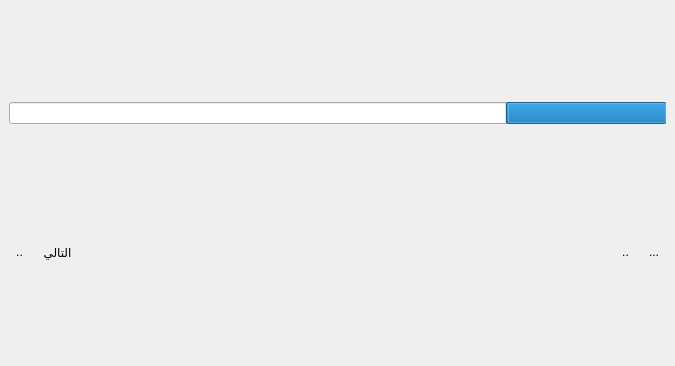
Above: src/resultwidget.ui from boussouira/moltaqa before the change. Below: the same form after it.
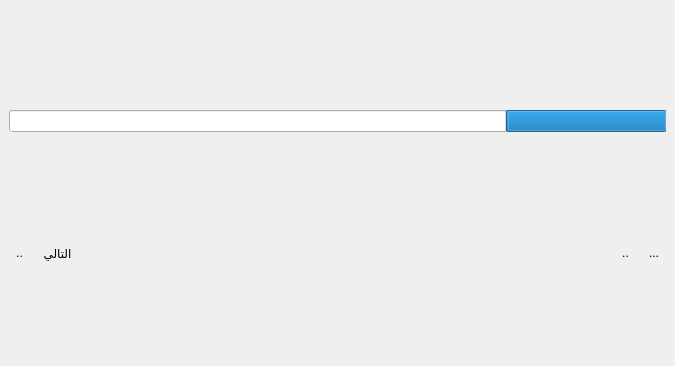
That is the form after the change. Icons and pictures are not drawn.

The edit to the form file:
```diff
--- a/src/resultwidget.ui
+++ b/src/resultwidget.ui
@@ -17,6 +17,9 @@
    <enum>Qt::RightToLeft</enum>
   </property>
   <layout class="QVBoxLayout" name="verticalLayout_2">
+   <property name="spacing">
+    <number>0</number>
+   </property>
    <property name="margin">
     <number>0</number>
    </property>
@@ -27,6 +30,9 @@
      </property>
      <widget class="QWidget" name="layoutWidget">
       <layout class="QVBoxLayout" name="verticalLayout">
+       <property name="spacing">
+        <number>0</number>
+       </property>
        <item>
         <widget class="QWidget" name="progressWidget" native="true">
          <property name="sizePolicy">
@@ -58,6 +64,12 @@
           </sizepolicy>
          </property>
          <layout class="QHBoxLayout" name="horizontalLayout_2">
+          <property name="topMargin">
+           <number>0</number>
+          </property>
+          <property name="bottomMargin">
+           <number>0</number>
+          </property>
           <item>
            <widget class="QToolButton" name="buttonGoFirst">
             <property name="toolTip">
```
